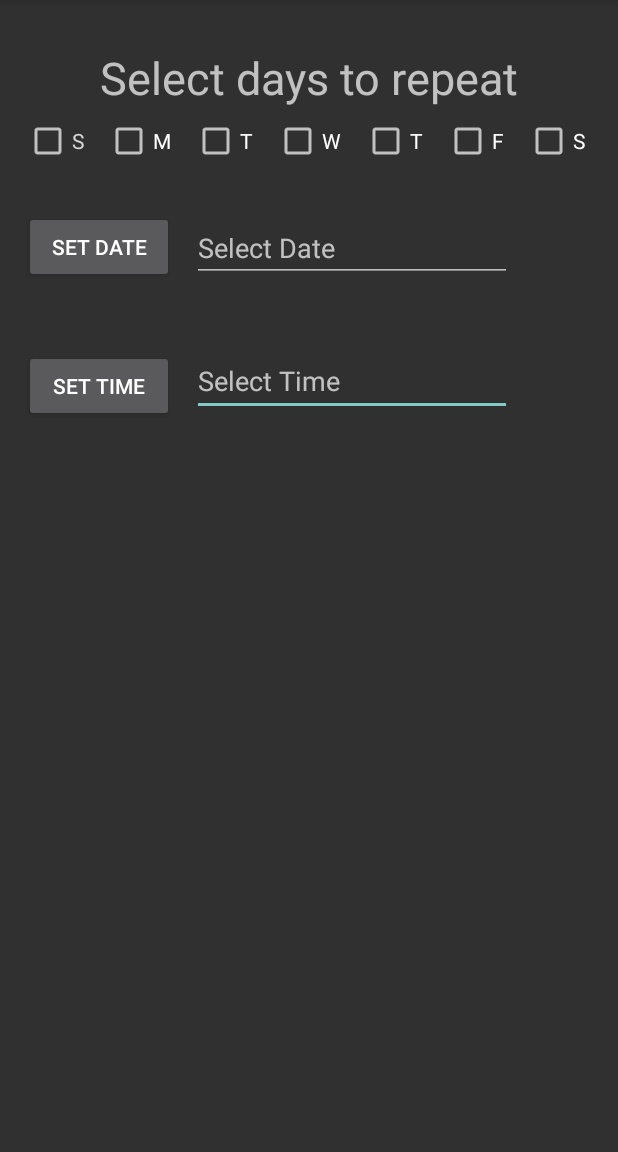
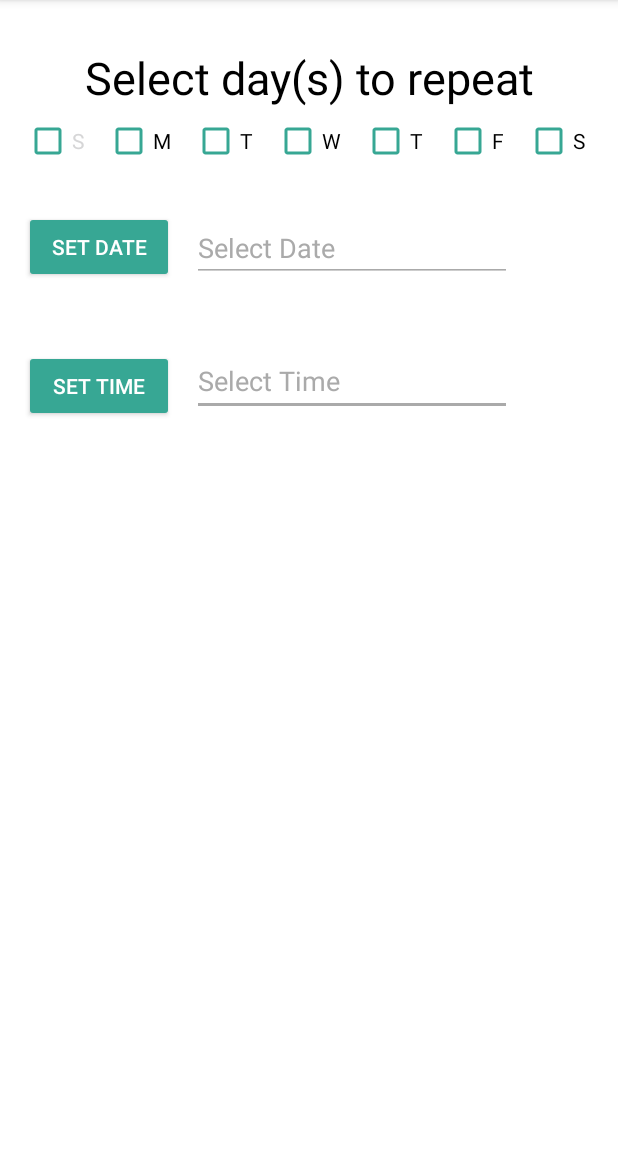
Before and after one commit to cacev000/barcodeReader, an Android app: the setAlarm screen opened directly, with no data from a screen before it, on a phone screen of 412 x 824 dp, the part 84-1236 px from its top. Run offline under Robolectric (Android 15) with nearby library versions, the phone set to English and light mode, and no system bars.

Commit message:
changed theme and still working on layout of set alarm

```diff
--- a/app/src/main/java/com/example/cacevedo/barcodereader/setAlarm.java
+++ b/app/src/main/java/com/example/cacevedo/barcodereader/setAlarm.java
@@ -51,7 +51,7 @@ public class setAlarm extends AppCompatActivity implements View.OnClickListener{
             mDay = c.get(Calendar.DAY_OF_MONTH);
 
 
-            DatePickerDialog datePickerDialog = new DatePickerDialog(  this, android.app.AlertDialog.THEME_HOLO_DARK,
+            DatePickerDialog datePickerDialog = new DatePickerDialog(  this, android.app.AlertDialog.THEME_DEVICE_DEFAULT_LIGHT,
                     new DatePickerDialog.OnDateSetListener() {
 
                         @Override
@@ -72,7 +72,7 @@ public class setAlarm extends AppCompatActivity implements View.OnClickListener{
             mMinute = c.get(Calendar.MINUTE);
 
             // Launch Time Picker Dialog
-            TimePickerDialog timePickerDialog = new TimePickerDialog(this, android.app.AlertDialog.THEME_HOLO_DARK,
+            TimePickerDialog timePickerDialog = new TimePickerDialog(this, android.app.AlertDialog.THEME_DEVICE_DEFAULT_LIGHT,
                     new TimePickerDialog.OnTimeSetListener() {
 
                         @Override
--- a/app/src/main/res/layout/activity_main.xml
+++ b/app/src/main/res/layout/activity_main.xml
@@ -4,6 +4,7 @@
     xmlns:tools="http://schemas.android.com/tools"
     android:layout_width="match_parent"
     android:layout_height="match_parent"
+    android:background="@android:color/background_light"
     tools:context="com.example.cacevedo.barcodereader.MainActivity">
 
     <Button
@@ -11,6 +12,7 @@
         android:layout_width="wrap_content"
         android:layout_height="wrap_content"
         android:layout_marginTop="16dp"
+        android:backgroundTint="@color/colorAccent"
         android:onClick="scanCode"
         android:text="Scan QR/Bar code"
         app:layout_constraintLeft_toLeftOf="parent"
--- a/app/src/main/res/layout/activity_medications.xml
+++ b/app/src/main/res/layout/activity_medications.xml
@@ -4,15 +4,18 @@
     xmlns:tools="http://schemas.android.com/tools"
     android:layout_width="match_parent"
     android:layout_height="match_parent"
+    android:background="@android:color/background_light"
     tools:context="com.example.cacevedo.barcodereader.medications">
 
     <EditText
         android:id="@+id/editText"
         android:layout_width="wrap_content"
         android:layout_height="wrap_content"
+        android:backgroundTint="@android:color/darker_gray"
         android:ems="10"
         android:inputType="textPersonName"
         android:text="This is Medication activity"
+        android:textColor="@android:color/black"
         app:layout_constraintBottom_toBottomOf="parent"
         app:layout_constraintHorizontal_bias="0.502"
         app:layout_constraintLeft_toLeftOf="parent"
--- a/app/src/main/res/layout/activity_profile.xml
+++ b/app/src/main/res/layout/activity_profile.xml
@@ -4,15 +4,18 @@
     xmlns:tools="http://schemas.android.com/tools"
     android:layout_width="match_parent"
     android:layout_height="match_parent"
+    android:background="@android:color/background_light"
     tools:context="com.example.cacevedo.barcodereader.profile">
 
     <EditText
         android:id="@+id/editText2"
         android:layout_width="wrap_content"
         android:layout_height="wrap_content"
+        android:backgroundTint="@android:color/darker_gray"
         android:ems="10"
         android:inputType="textPersonName"
         android:text="This is profile activity"
+        android:textColor="@android:color/black"
         app:layout_constraintBottom_toBottomOf="parent"
         app:layout_constraintLeft_toLeftOf="parent"
         app:layout_constraintRight_toRightOf="parent"
--- a/app/src/main/res/layout/activity_set_alarm.xml
+++ b/app/src/main/res/layout/activity_set_alarm.xml
@@ -4,6 +4,7 @@
     xmlns:tools="http://schemas.android.com/tools"
     android:layout_width="match_parent"
     android:layout_height="match_parent"
+    android:background="@android:color/background_light"
     tools:context="com.example.cacevedo.barcodereader.setAlarm">
 
     <LinearLayout
@@ -12,8 +13,8 @@
         android:layout_height="30dp"
         android:layout_marginBottom="8dp"
         android:layout_marginEnd="8dp"
+        android:layout_marginLeft="16dp"
         android:layout_marginRight="8dp"
-        android:layout_marginLeft="16dp"
         android:layout_marginStart="16dp"
         android:orientation="horizontal"
         app:layout_constraintBottom_toTopOf="@+id/guideline2"
@@ -27,6 +28,8 @@
             android:layout_width="wrap_content"
             android:layout_height="match_parent"
             android:layout_weight="1"
+            android:buttonTint="@color/colorAccent"
+            android:checked="false"
             android:text="S"
             android:textColor="@color/viewfinder_laser" />
 
@@ -35,42 +38,54 @@
             android:layout_width="wrap_content"
             android:layout_height="wrap_content"
             android:layout_weight="1"
-            android:text="M" />
+            android:buttonTint="@color/colorAccent"
+            android:text="M"
+            android:textColor="@android:color/black" />
 
         <CheckBox
             android:id="@+id/chk_Tuesday"
             android:layout_width="wrap_content"
             android:layout_height="wrap_content"
             android:layout_weight="1"
-            android:text="T" />
+            android:buttonTint="@color/colorAccent"
+            android:text="T"
+            android:textColor="@android:color/black" />
 
         <CheckBox
             android:id="@+id/chk_Wednesday"
             android:layout_width="wrap_content"
             android:layout_height="wrap_content"
             android:layout_weight="1"
-            android:text="W" />
+            android:buttonTint="@color/colorAccent"
+            android:text="W"
+            android:textColor="@android:color/black" />
 
         <CheckBox
             android:id="@+id/chk_Thrusday"
             android:layout_width="wrap_content"
             android:layout_height="wrap_content"
             android:layout_weight="1"
-            android:text="T" />
+            android:buttonTint="@color/colorAccent"
+            android:text="T"
+            android:textColor="@android:color/black" />
 
         <CheckBox
             android:id="@+id/chk_Friday"
             android:layout_width="wrap_content"
             android:layout_height="wrap_content"
             android:layout_weight="1"
-            android:text="F" />
+            android:buttonTint="@color/colorAccent"
+            android:text="F"
+            android:textColor="@android:color/black" />
 
         <CheckBox
             android:id="@+id/chk_Saturday"
             android:layout_width="wrap_content"
             android:layout_height="wrap_content"
             android:layout_weight="1"
-            android:text="S" />
+            android:buttonTint="@color/colorAccent"
+            android:text="S"
+            android:textColor="@android:color/black" />
 
     </LinearLayout>
 
@@ -82,6 +97,7 @@
         android:layout_marginBottom="344dp"
         android:layout_marginLeft="16dp"
         android:layout_marginTop="32dp"
+        android:backgroundTint="@color/colorAccent"
         android:text="Set Time"
         app:layout_constraintBottom_toBottomOf="parent"
         app:layout_constraintLeft_toLeftOf="parent"
@@ -97,9 +113,12 @@
         android:layout_marginStart="12dp"
         android:layout_marginLeft="12dp"
         android:layout_marginTop="32dp"
+        android:backgroundTint="@android:color/darker_gray"
         android:ems="10"
         android:hint="Select Time"
         android:inputType="textPersonName"
+        android:textColor="@android:color/black"
+        android:textColorHint="@android:color/darker_gray"
         app:layout_constraintBottom_toBottomOf="parent"
         app:layout_constraintRight_toRightOf="parent"
         app:layout_constraintStart_toEndOf="@+id/btn_time"
@@ -113,6 +132,7 @@
         android:layout_height="48dp"
         android:layout_marginLeft="16dp"
         android:layout_marginTop="24dp"
+        android:backgroundTint="@color/colorAccent"
         android:text="Set Date"
         app:layout_constraintLeft_toLeftOf="parent"
         app:layout_constraintTop_toTopOf="@+id/guideline2" />
@@ -125,9 +145,12 @@
         android:layout_marginStart="12dp"
         android:layout_marginLeft="12dp"
         android:layout_marginTop="32dp"
+        android:backgroundTint="@android:color/darker_gray"
         android:ems="10"
         android:hint="Select Date"
         android:inputType="textPersonName"
+        android:textColor="@android:color/black"
+        android:textColorHint="@android:color/darker_gray"
         app:layout_constraintRight_toRightOf="parent"
         app:layout_constraintStart_toEndOf="@+id/btn_date"
         app:layout_constraintTop_toTopOf="@+id/guideline2" />
@@ -137,7 +160,9 @@
         android:layout_width="wrap_content"
         android:layout_height="wrap_content"
         android:layout_marginTop="24dp"
-        android:text="Select days to repeat"
+        android:text="Select day(s) to repeat"
+        android:textColor="@android:color/black"
+        android:textColorLink="@android:color/holo_blue_light"
         android:textSize="30sp"
         app:layout_constraintBottom_toTopOf="@+id/linearLayout"
         app:layout_constraintLeft_toLeftOf="parent"
--- a/app/src/main/res/values/colors.xml
+++ b/app/src/main/res/values/colors.xml
@@ -2,5 +2,5 @@
 <resources>
     <color name="colorPrimary">#3F51B5</color>
     <color name="colorPrimaryDark">#303F9F</color>
-    <color name="colorAccent">#FF4081</color>
+    <color name="colorAccent">#37a794</color>
 </resources>
```
